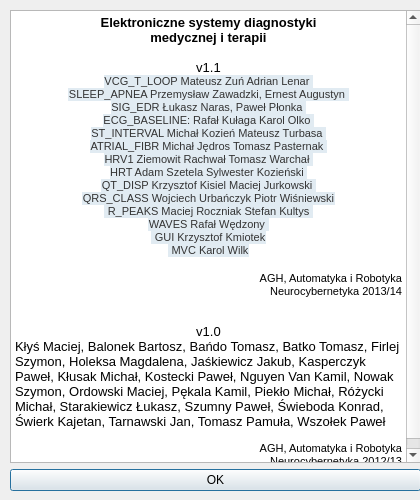
First picture: the form in EKG/Views/about.ui, repository qwerty90/ProjektEKG, before the edit.
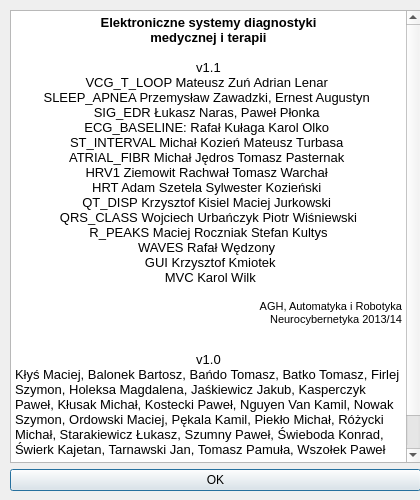
Second picture: the form after the edit. Icons and pictures are not drawn.

What changed in the file:
```diff
--- a/EKG/Views/about.ui
+++ b/EKG/Views/about.ui
@@ -56,21 +56,21 @@
 &lt;p align=&quot;center&quot; style=&quot; margin-top:0px; margin-bottom:0px; margin-left:0px; margin-right:0px; -qt-block-indent:0; text-indent:0px;&quot;&gt;&lt;span style=&quot; font-size:10pt; font-weight:600;&quot;&gt;medycznej i terapii&lt;/span&gt;&lt;/p&gt;
 &lt;p align=&quot;center&quot; style=&quot;-qt-paragraph-type:empty; margin-top:0px; margin-bottom:0px; margin-left:0px; margin-right:0px; -qt-block-indent:0; text-indent:0px; font-size:10pt;&quot;&gt;&lt;br /&gt;&lt;/p&gt;
 &lt;p align=&quot;center&quot; style=&quot; margin-top:0px; margin-bottom:0px; margin-left:0px; margin-right:0px; -qt-block-indent:0; text-indent:0px;&quot;&gt;&lt;span style=&quot; font-size:10pt;&quot;&gt;v1.1&lt;/span&gt;&lt;/p&gt;
-&lt;p align=&quot;center&quot; style=&quot; margin-top:0px; margin-bottom:0px; margin-left:0px; margin-right:0px; -qt-block-indent:0; text-indent:0px;&quot;&gt;&lt;span style=&quot; font-family:'Lucida Grande,Trebuchet MS,Verdana,Helvetica,Arial,sans-serif'; font-size:8pt; color:#333333; background-color:#e1ebf2;&quot;&gt;VCG_T_LOOP Mateusz Zuń Adrian Lenar &lt;/span&gt;&lt;/p&gt;
-&lt;p align=&quot;center&quot; style=&quot; margin-top:0px; margin-bottom:0px; margin-left:0px; margin-right:0px; -qt-block-indent:0; text-indent:0px;&quot;&gt;&lt;span style=&quot; font-family:'Lucida Grande,Trebuchet MS,Verdana,Helvetica,Arial,sans-serif'; font-size:8pt; color:#333333; background-color:#e1ebf2;&quot;&gt;SLEEP_APNEA Przemysław Zawadzki, Ernest Augustyn &lt;/span&gt;&lt;/p&gt;
-&lt;p align=&quot;center&quot; style=&quot; margin-top:0px; margin-bottom:0px; margin-left:0px; margin-right:0px; -qt-block-indent:0; text-indent:0px;&quot;&gt;&lt;span style=&quot; font-family:'Lucida Grande,Trebuchet MS,Verdana,Helvetica,Arial,sans-serif'; font-size:8pt; color:#333333; background-color:#e1ebf2;&quot;&gt;SIG_EDR Łukasz Naras, Paweł Płonka &lt;/span&gt;&lt;/p&gt;
-&lt;p align=&quot;center&quot; style=&quot; margin-top:0px; margin-bottom:0px; margin-left:0px; margin-right:0px; -qt-block-indent:0; text-indent:0px;&quot;&gt;&lt;span style=&quot; font-family:'Lucida Grande,Trebuchet MS,Verdana,Helvetica,Arial,sans-serif'; font-size:8pt; color:#333333; background-color:#e1ebf2;&quot;&gt;ECG_BASELINE: Rafał Kułaga Karol Olko &lt;/span&gt;&lt;/p&gt;
-&lt;p align=&quot;center&quot; style=&quot; margin-top:0px; margin-bottom:0px; margin-left:0px; margin-right:0px; -qt-block-indent:0; text-indent:0px;&quot;&gt;&lt;span style=&quot; font-family:'Lucida Grande,Trebuchet MS,Verdana,Helvetica,Arial,sans-serif'; font-size:8pt; color:#333333; background-color:#e1ebf2;&quot;&gt;ST_INTERVAL Michał Kozień Mateusz Turbasa &lt;/span&gt;&lt;/p&gt;
-&lt;p align=&quot;center&quot; style=&quot; margin-top:0px; margin-bottom:0px; margin-left:0px; margin-right:0px; -qt-block-indent:0; text-indent:0px;&quot;&gt;&lt;span style=&quot; font-family:'Lucida Grande,Trebuchet MS,Verdana,Helvetica,Arial,sans-serif'; font-size:8pt; color:#333333; background-color:#e1ebf2;&quot;&gt;ATRIAL_FIBR Michał Jędros Tomasz Pasternak &lt;/span&gt;&lt;/p&gt;
-&lt;p align=&quot;center&quot; style=&quot; margin-top:0px; margin-bottom:0px; margin-left:0px; margin-right:0px; -qt-block-indent:0; text-indent:0px;&quot;&gt;&lt;span style=&quot; font-family:'Lucida Grande,Trebuchet MS,Verdana,Helvetica,Arial,sans-serif'; font-size:8pt; color:#333333; background-color:#e1ebf2;&quot;&gt;HRV1 Ziemowit Rachwał Tomasz Warchał &lt;/span&gt;&lt;/p&gt;
-&lt;p align=&quot;center&quot; style=&quot; margin-top:0px; margin-bottom:0px; margin-left:0px; margin-right:0px; -qt-block-indent:0; text-indent:0px;&quot;&gt;&lt;span style=&quot; font-family:'Lucida Grande,Trebuchet MS,Verdana,Helvetica,Arial,sans-serif'; font-size:8pt; color:#333333; background-color:#e1ebf2;&quot;&gt;HRT Adam Szetela Sylwester Kozieński &lt;/span&gt;&lt;/p&gt;
-&lt;p align=&quot;center&quot; style=&quot; margin-top:0px; margin-bottom:0px; margin-left:0px; margin-right:0px; -qt-block-indent:0; text-indent:0px;&quot;&gt;&lt;span style=&quot; font-family:'Lucida Grande,Trebuchet MS,Verdana,Helvetica,Arial,sans-serif'; font-size:8pt; color:#333333; background-color:#e1ebf2;&quot;&gt;QT_DISP Krzysztof Kisiel Maciej Jurkowski &lt;/span&gt;&lt;/p&gt;
-&lt;p align=&quot;center&quot; style=&quot; margin-top:0px; margin-bottom:0px; margin-left:0px; margin-right:0px; -qt-block-indent:0; text-indent:0px;&quot;&gt;&lt;span style=&quot; font-family:'Lucida Grande,Trebuchet MS,Verdana,Helvetica,Arial,sans-serif'; font-size:8pt; color:#333333; background-color:#e1ebf2;&quot;&gt;QRS_CLASS Wojciech Urbańczyk Piotr Wiśniewski&lt;/span&gt;&lt;/p&gt;
-&lt;p align=&quot;center&quot; style=&quot; margin-top:0px; margin-bottom:0px; margin-left:0px; margin-right:0px; -qt-block-indent:0; text-indent:0px;&quot;&gt;&lt;span style=&quot; font-family:'Lucida Grande,Trebuchet MS,Verdana,Helvetica,Arial,sans-serif'; font-size:8pt; color:#333333; background-color:#e1ebf2;&quot;&gt; R_PEAKS Maciej Roczniak Stefan Kultys &lt;/span&gt;&lt;/p&gt;
-&lt;p align=&quot;center&quot; style=&quot; margin-top:0px; margin-bottom:0px; margin-left:0px; margin-right:0px; -qt-block-indent:0; text-indent:0px;&quot;&gt;&lt;span style=&quot; font-family:'Lucida Grande,Trebuchet MS,Verdana,Helvetica,Arial,sans-serif'; font-size:8pt; color:#333333; background-color:#e1ebf2;&quot;&gt;WAVES Rafał Wędzony &lt;/span&gt;&lt;/p&gt;
-&lt;p align=&quot;center&quot; style=&quot; margin-top:0px; margin-bottom:0px; margin-left:0px; margin-right:0px; -qt-block-indent:0; text-indent:0px;&quot;&gt;&lt;span style=&quot; font-family:'Lucida Grande,Trebuchet MS,Verdana,Helvetica,Arial,sans-serif'; font-size:8pt; color:#333333; background-color:#e1ebf2;&quot;&gt; GUI Krzysztof Kmiotek&lt;/span&gt;&lt;/p&gt;
-&lt;p align=&quot;center&quot; style=&quot; margin-top:0px; margin-bottom:0px; margin-left:0px; margin-right:0px; -qt-block-indent:0; text-indent:0px;&quot;&gt;&lt;span style=&quot; font-family:'Lucida Grande,Trebuchet MS,Verdana,Helvetica,Arial,sans-serif'; font-size:8pt; color:#333333; background-color:#e1ebf2;&quot;&gt; MVC Karol Wilk&lt;/span&gt;&lt;/p&gt;
-&lt;p align=&quot;center&quot; style=&quot;-qt-paragraph-type:empty; margin-top:0px; margin-bottom:0px; margin-left:0px; margin-right:0px; -qt-block-indent:0; text-indent:0px; font-size:10pt;&quot;&gt;&lt;br /&gt;&lt;/p&gt;
+&lt;p align=&quot;center&quot; style=&quot; margin-top:0px; margin-bottom:0px; margin-left:0px; margin-right:0px; -qt-block-indent:0; text-indent:0px;&quot;&gt;&lt;span style=&quot; font-size:10pt;&quot;&gt;VCG_T_LOOP Mateusz Zuń Adrian Lenar &lt;/span&gt;&lt;/p&gt;
+&lt;p align=&quot;center&quot; style=&quot; margin-top:0px; margin-bottom:0px; margin-left:0px; margin-right:0px; -qt-block-indent:0; text-indent:0px;&quot;&gt;&lt;span style=&quot; font-size:10pt;&quot;&gt;SLEEP_APNEA Przemysław Zawadzki, Ernest Augustyn &lt;/span&gt;&lt;/p&gt;
+&lt;p align=&quot;center&quot; style=&quot; margin-top:0px; margin-bottom:0px; margin-left:0px; margin-right:0px; -qt-block-indent:0; text-indent:0px;&quot;&gt;&lt;span style=&quot; font-size:10pt;&quot;&gt;SIG_EDR Łukasz Naras, Paweł Płonka &lt;/span&gt;&lt;/p&gt;
+&lt;p align=&quot;center&quot; style=&quot; margin-top:0px; margin-bottom:0px; margin-left:0px; margin-right:0px; -qt-block-indent:0; text-indent:0px;&quot;&gt;&lt;span style=&quot; font-size:10pt;&quot;&gt;ECG_BASELINE: Rafał Kułaga Karol Olko &lt;/span&gt;&lt;/p&gt;
+&lt;p align=&quot;center&quot; style=&quot; margin-top:0px; margin-bottom:0px; margin-left:0px; margin-right:0px; -qt-block-indent:0; text-indent:0px;&quot;&gt;&lt;span style=&quot; font-size:10pt;&quot;&gt;ST_INTERVAL Michał Kozień Mateusz Turbasa &lt;/span&gt;&lt;/p&gt;
+&lt;p align=&quot;center&quot; style=&quot; margin-top:0px; margin-bottom:0px; margin-left:0px; margin-right:0px; -qt-block-indent:0; text-indent:0px;&quot;&gt;&lt;span style=&quot; font-size:10pt;&quot;&gt;ATRIAL_FIBR Michał Jędros Tomasz Pasternak &lt;/span&gt;&lt;/p&gt;
+&lt;p align=&quot;center&quot; style=&quot; margin-top:0px; margin-bottom:0px; margin-left:0px; margin-right:0px; -qt-block-indent:0; text-indent:0px;&quot;&gt;&lt;span style=&quot; font-size:10pt;&quot;&gt;HRV1 Ziemowit Rachwał Tomasz Warchał &lt;/span&gt;&lt;/p&gt;
+&lt;p align=&quot;center&quot; style=&quot; margin-top:0px; margin-bottom:0px; margin-left:0px; margin-right:0px; -qt-block-indent:0; text-indent:0px;&quot;&gt;&lt;span style=&quot; font-size:10pt;&quot;&gt;HRT Adam Szetela Sylwester Kozieński &lt;/span&gt;&lt;/p&gt;
+&lt;p align=&quot;center&quot; style=&quot; margin-top:0px; margin-bottom:0px; margin-left:0px; margin-right:0px; -qt-block-indent:0; text-indent:0px;&quot;&gt;&lt;span style=&quot; font-size:10pt;&quot;&gt;QT_DISP Krzysztof Kisiel Maciej Jurkowski &lt;/span&gt;&lt;/p&gt;
+&lt;p align=&quot;center&quot; style=&quot; margin-top:0px; margin-bottom:0px; margin-left:0px; margin-right:0px; -qt-block-indent:0; text-indent:0px;&quot;&gt;&lt;span style=&quot; font-size:10pt;&quot;&gt;QRS_CLASS Wojciech Urbańczyk Piotr Wiśniewski&lt;/span&gt;&lt;/p&gt;
+&lt;p align=&quot;center&quot; style=&quot; margin-top:0px; margin-bottom:0px; margin-left:0px; margin-right:0px; -qt-block-indent:0; text-indent:0px;&quot;&gt;&lt;span style=&quot; font-size:10pt;&quot;&gt; R_PEAKS Maciej Roczniak Stefan Kultys &lt;/span&gt;&lt;/p&gt;
+&lt;p align=&quot;center&quot; style=&quot; margin-top:0px; margin-bottom:0px; margin-left:0px; margin-right:0px; -qt-block-indent:0; text-indent:0px;&quot;&gt;&lt;span style=&quot; font-size:10pt;&quot;&gt;WAVES Rafał Wędzony &lt;/span&gt;&lt;/p&gt;
+&lt;p align=&quot;center&quot; style=&quot; margin-top:0px; margin-bottom:0px; margin-left:0px; margin-right:0px; -qt-block-indent:0; text-indent:0px;&quot;&gt;&lt;span style=&quot; font-size:10pt;&quot;&gt; GUI Krzysztof Kmiotek&lt;/span&gt;&lt;/p&gt;
+&lt;p align=&quot;center&quot; style=&quot; margin-top:0px; margin-bottom:0px; margin-left:0px; margin-right:0px; -qt-block-indent:0; text-indent:0px;&quot;&gt;&lt;span style=&quot; font-size:10pt;&quot;&gt; MVC Karol Wilk&lt;/span&gt;&lt;/p&gt;
+&lt;p style=&quot;-qt-paragraph-type:empty; margin-top:0px; margin-bottom:0px; margin-left:0px; margin-right:0px; -qt-block-indent:0; text-indent:0px; font-size:10pt;&quot;&gt;&lt;br /&gt;&lt;/p&gt;
 &lt;p align=&quot;right&quot; style=&quot; margin-top:0px; margin-bottom:0px; margin-left:0px; margin-right:0px; -qt-block-indent:0; text-indent:0px;&quot;&gt;&lt;span style=&quot; font-size:8pt;&quot;&gt;AGH, Automatyka i Robotyka&lt;/span&gt;&lt;/p&gt;
 &lt;p align=&quot;right&quot; style=&quot; margin-top:0px; margin-bottom:0px; margin-left:0px; margin-right:0px; -qt-block-indent:0; text-indent:0px;&quot;&gt;&lt;span style=&quot; font-size:8pt;&quot;&gt;Neurocybernetyka 2013/14&lt;/span&gt;&lt;/p&gt;
 &lt;p align=&quot;right&quot; style=&quot;-qt-paragraph-type:empty; margin-top:0px; margin-bottom:0px; margin-left:0px; margin-right:0px; -qt-block-indent:0; text-indent:0px; font-size:8pt;&quot;&gt;&lt;br /&gt;&lt;/p&gt;
```
